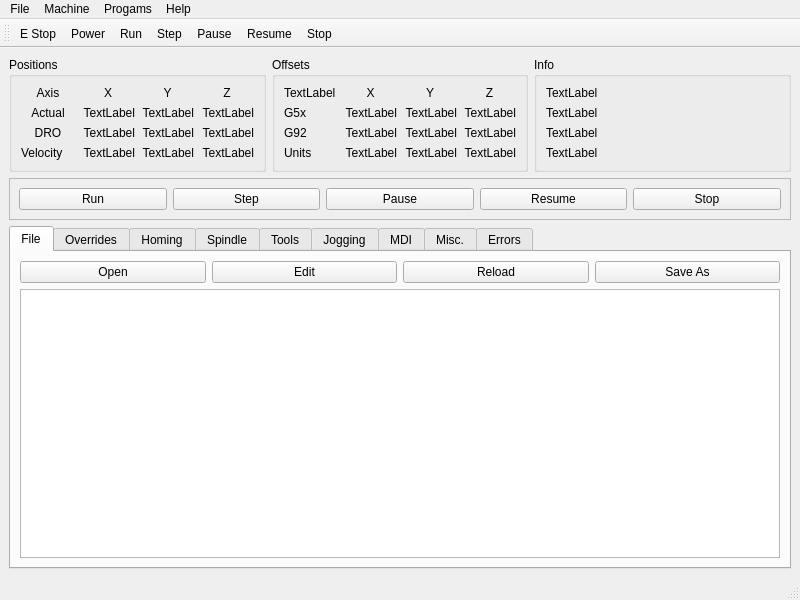
This is examples/xyz.ui in jethornton/flexgui as Qt 5 draws it before an edit. The edited form follows.
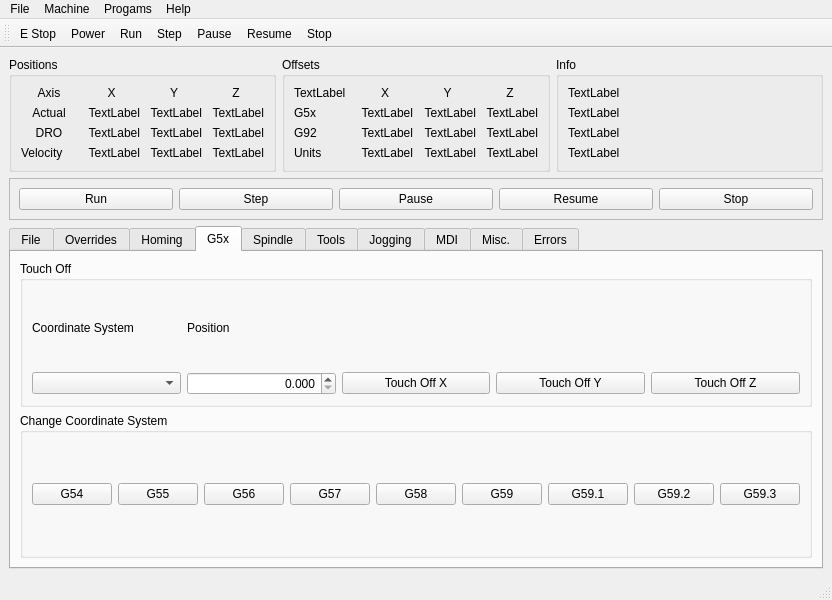
This is the edited form. The open tabs and pages were chosen to show the change.

The edit to the form file:
```diff
--- a/examples/xyz.ui
+++ b/examples/xyz.ui
@@ -620,16 +620,6 @@
           </property>
          </widget>
         </item>
-        <item row="4" column="0">
-         <widget class="QDoubleSpinBox" name="touchoff_dsb">
-          <property name="alignment">
-           <set>Qt::AlignRight|Qt::AlignTrailing|Qt::AlignVCenter</set>
-          </property>
-          <property name="decimals">
-           <number>3</number>
-          </property>
-         </widget>
-        </item>
         <item row="2" column="3">
          <widget class="QPushButton" name="home_pb_2">
           <property name="text">
@@ -637,20 +627,6 @@
           </property>
          </widget>
         </item>
-        <item row="3" column="0">
-         <widget class="QPushButton" name="unhome_all_pb">
-          <property name="text">
-           <string>UnHome All</string>
-          </property>
-         </widget>
-        </item>
-        <item row="4" column="1">
-         <widget class="QPushButton" name="touchoff_pb_x">
-          <property name="text">
-           <string>Touch Off X</string>
-          </property>
-         </widget>
-        </item>
         <item row="3" column="3">
          <widget class="QPushButton" name="unhome_pb_2">
           <property name="text">
@@ -658,34 +634,6 @@
           </property>
          </widget>
         </item>
-        <item row="4" column="3">
-         <widget class="QPushButton" name="touchoff_pb_z">
-          <property name="text">
-           <string>Touch Off Z</string>
-          </property>
-         </widget>
-        </item>
-        <item row="0" column="0" colspan="4">
-         <widget class="QLabel" name="gcodes_lb">
-          <property name="text">
-           <string>TextLabel</string>
-          </property>
-         </widget>
-        </item>
-        <item row="2" column="0">
-         <widget class="QPushButton" name="home_all_pb">
-          <property name="text">
-           <string>Home All</string>
-          </property>
-         </widget>
-        </item>
-        <item row="3" column="2">
-         <widget class="QPushButton" name="unhome_pb_1">
-          <property name="text">
-           <string>UnHome J1</string>
-          </property>
-         </widget>
-        </item>
         <item row="3" column="1">
          <widget class="QPushButton" name="unhome_pb_0">
           <property name="text">
@@ -693,8 +641,8 @@
           </property>
          </widget>
         </item>
-        <item row="4" column="2">
-         <widget class="QPushButton" name="touchoff_pb_y">
+        <item row="2" column="1">
+         <widget class="QPushButton" name="home_pb_0">
           <property name="text">
            <string>Touch Off Y</string>
           </property>
@@ -705,6 +653,156 @@
           <property name="text">
            <string>TextLabel</string>
           </property>
+         </widget>
+        </item>
+        <item row="3" column="0">
+         <widget class="QPushButton" name="unhome_all_pb">
+          <property name="text">
+           <string>UnHome All</string>
+          </property>
+         </widget>
+        </item>
+        <item row="3" column="2">
+         <widget class="QPushButton" name="unhome_pb_1">
+          <property name="text">
+           <string>UnHome J1</string>
+          </property>
+         </widget>
+        </item>
+       </layout>
+      </widget>
+      <widget class="QWidget" name="tab_10">
+       <attribute name="title">
+        <string>G5x</string>
+       </attribute>
+       <layout class="QGridLayout" name="gridLayout_31">
+        <item row="0" column="0">
+         <widget class="QGroupBox" name="groupBox_14">
+          <property name="title">
+           <string>Touch Off</string>
+          </property>
+          <layout class="QGridLayout" name="gridLayout_29">
+           <item row="1" column="0">
+            <widget class="QComboBox" name="touchoff_system_cb"/>
+           </item>
+           <item row="1" column="1">
+            <widget class="QDoubleSpinBox" name="touchoff_dsb">
+             <property name="alignment">
+              <set>Qt::AlignRight|Qt::AlignTrailing|Qt::AlignVCenter</set>
+             </property>
+             <property name="decimals">
+              <number>3</number>
+             </property>
+            </widget>
+           </item>
+           <item row="1" column="2">
+            <widget class="QPushButton" name="touchoff_pb_x">
+             <property name="text">
+              <string>Touch Off X</string>
+             </property>
+            </widget>
+           </item>
+           <item row="1" column="4">
+            <widget class="QPushButton" name="touchoff_pb_z">
+             <property name="text">
+              <string>Touch Off Z</string>
+             </property>
+            </widget>
+           </item>
+           <item row="1" column="3">
+            <widget class="QPushButton" name="touchoff_pb_y">
+             <property name="text">
+              <string>Touch Off Y</string>
+             </property>
+            </widget>
+           </item>
+           <item row="0" column="0">
+            <widget class="QLabel" name="label_28">
+             <property name="text">
+              <string>Coordinate System</string>
+             </property>
+            </widget>
+           </item>
+           <item row="0" column="1">
+            <widget class="QLabel" name="label_29">
+             <property name="text">
+              <string>Position</string>
+             </property>
+            </widget>
+           </item>
+          </layout>
+         </widget>
+        </item>
+        <item row="1" column="0">
+         <widget class="QGroupBox" name="groupBox_15">
+          <property name="title">
+           <string>Change Coordinate System</string>
+          </property>
+          <layout class="QGridLayout" name="gridLayout_30">
+           <item row="0" column="3">
+            <widget class="QPushButton" name="change_cs_4">
+             <property name="text">
+              <string>G57</string>
+             </property>
+            </widget>
+           </item>
+           <item row="0" column="1">
+            <widget class="QPushButton" name="change_cs_2">
+             <property name="text">
+              <string>G55</string>
+             </property>
+            </widget>
+           </item>
+           <item row="0" column="2">
+            <widget class="QPushButton" name="change_cs_3">
+             <property name="text">
+              <string>G56</string>
+             </property>
+            </widget>
+           </item>
+           <item row="0" column="7">
+            <widget class="QPushButton" name="change_cs_8">
+             <property name="text">
+              <string>G59.2</string>
+             </property>
+            </widget>
+           </item>
+           <item row="0" column="6">
+            <widget class="QPushButton" name="change_cs_7">
+             <property name="text">
+              <string>G59.1</string>
+             </property>
+            </widget>
+           </item>
+           <item row="0" column="0">
+            <widget class="QPushButton" name="change_cs_1">
+             <property name="text">
+              <string>G54</string>
+             </property>
+            </widget>
+           </item>
+           <item row="0" column="5">
+            <widget class="QPushButton" name="change_cs_6">
+             <property name="text">
+              <string>G59</string>
+             </property>
+            </widget>
+           </item>
+           <item row="0" column="4">
+            <widget class="QPushButton" name="change_cs_5">
+             <property name="text">
+              <string>G58</string>
+             </property>
+            </widget>
+           </item>
+           <item row="0" column="8">
+            <widget class="QPushButton" name="change_cs_9">
+             <property name="text">
+              <string>G59.3</string>
+             </property>
+            </widget>
+           </item>
+          </layout>
          </widget>
         </item>
        </layout>
```
Left out of the diff: 15 changed lines with no effect on the pictures.
